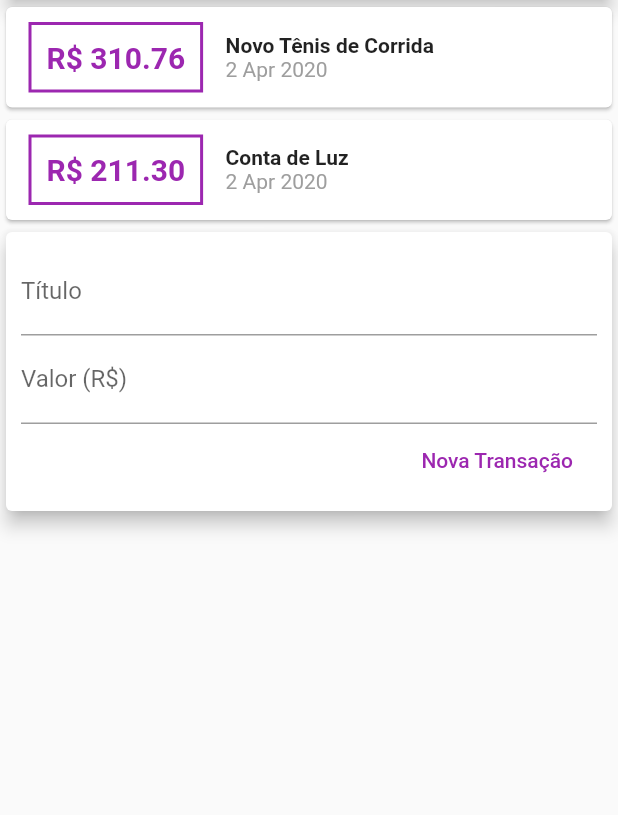
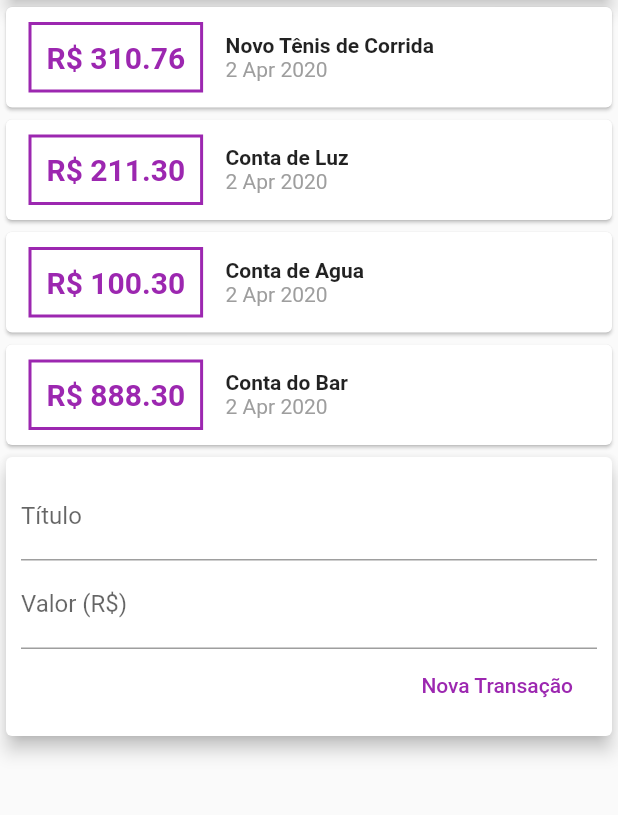
Before and after one commit to DinizRenato/example, a Flutter app: the screen it shows after launch, on a phone screen of 412 x 824 dp, the part 119-934 px from its top. Run offline on Flutter 3.47's test engine with Material 2 defaults, Android fonts, the phone set to English and light mode, and no system bars.

Commit message:
SingleChildScrollView Lista e Main

```diff
--- a/lib/components/transaction_list.dart
+++ b/lib/components/transaction_list.dart
@@ -9,7 +9,10 @@ class TransactionList extends StatelessWidget {
 
   @override
   Widget build(BuildContext context) {
-    return Column(
+    return Container(
+      height: 300,
+      child: SingleChildScrollView(
+        child: Column(
           children: transactions.map((tr) {
             return Card(
                 child: Row(
@@ -53,6 +56,8 @@ class TransactionList extends StatelessWidget {
               ],
             ));
           }).toList(),
+        ),
+      ),
     );
   }
 }
--- a/lib/components/transaction_user.dart
+++ b/lib/components/transaction_user.dart
@@ -23,6 +23,30 @@ class _TransactionUserState extends State<TransactionUser> {
       id: 't2',
       title: 'Conta de Luz',
       value: 211.30,
+      date: DateTime.now(),
+    ),
+    Transaction(
+      id: 't3',
+      title: 'Conta de Agua',
+      value: 100.30,
+      date: DateTime.now(),
+    ),
+    Transaction(
+      id: 't4',
+      title: 'Conta do Bar',
+      value: 888.30,
+      date: DateTime.now(),
+    ),
+    Transaction(
+      id: 't5',
+      title: 'Conta do Almoço',
+      value: 222.82,
+      date: DateTime.now(),
+    ),
+    Transaction(
+      id: 't6',
+      title: 'Cinema',
+      value: 145.02,
       date: DateTime.now(),
     ),
   ];
--- a/lib/main.dart
+++ b/lib/main.dart
@@ -11,14 +11,14 @@ class ExpensesApp extends StatelessWidget {
 }
 
 class MyHomePage extends StatelessWidget {
-
   @override
   Widget build(BuildContext context) {
     return Scaffold(
       appBar: AppBar(
         title: Text('Despesas Pessoais'),
       ),
-      body: Column(
+      body: SingleChildScrollView(
+        child: Column(
           crossAxisAlignment: CrossAxisAlignment.stretch,
           children: <Widget>[
             Container(
@@ -32,6 +32,7 @@ class MyHomePage extends StatelessWidget {
             TransactionUser(),
           ],
         ),
+      ),
     );
   }
 }
```
Lines whose indentation alone changed are shown as unchanged.
